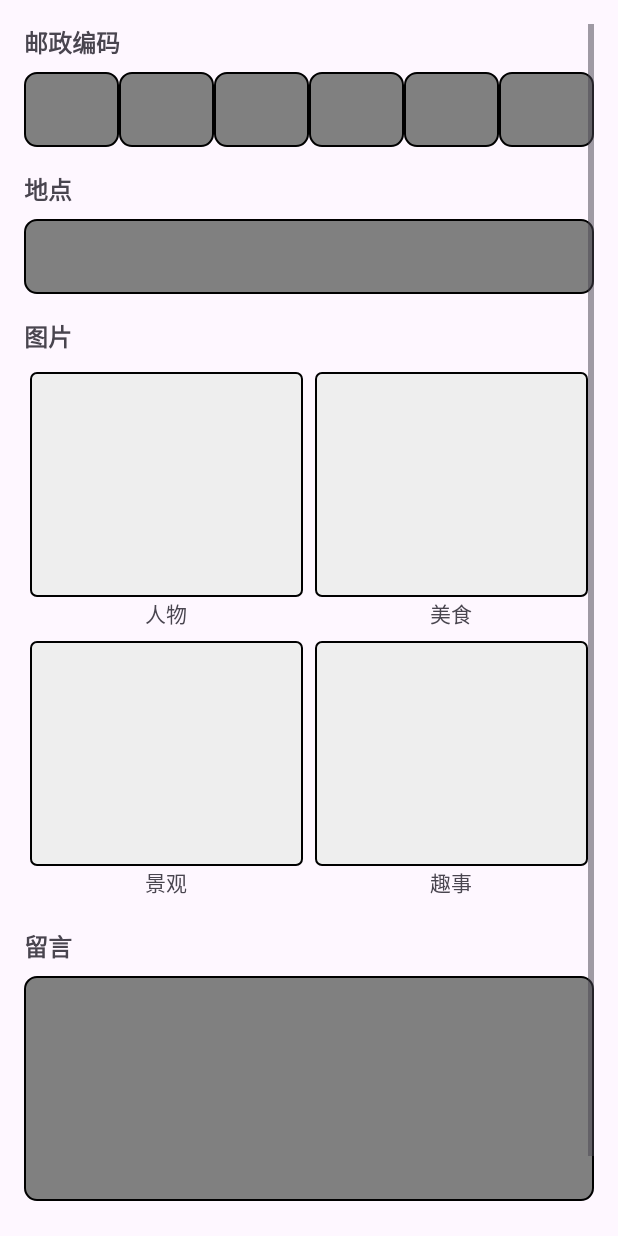
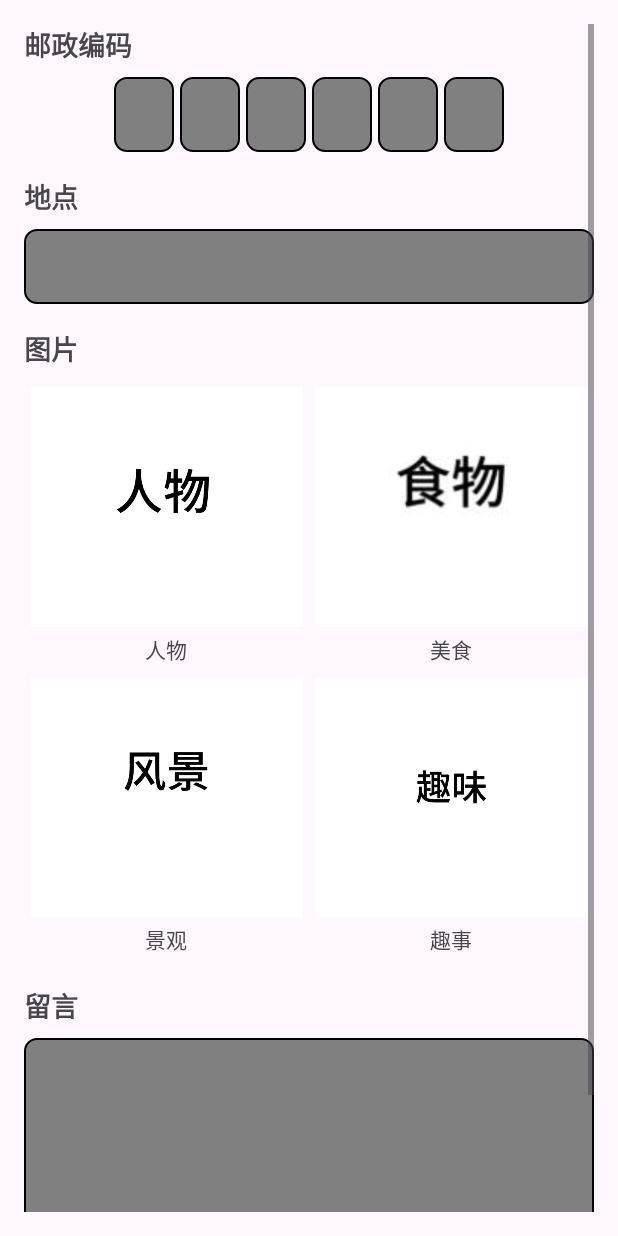
Before and after one commit to Selina-cloud/Lastpostcard, an Android app: the layout activity_postcard_detail.xml on its own in the app's theme, with its tools: preview values and no code run, on a phone screen of 412 x 824 dp. Run offline under Robolectric (Android 15) with nearby library versions, the phone set to English and light mode, and no system bars.

Commit message:
Initial commit

```diff
--- a/app/src/main/java/com/example/lastpostcard/PostcardDetailActivity.java
+++ b/app/src/main/java/com/example/lastpostcard/PostcardDetailActivity.java
@@ -5,6 +5,7 @@ import android.os.Bundle;
 import android.widget.Button;
 import android.widget.ImageView;
 import android.widget.TextView;
+import android.widget.Toast;
 import androidx.appcompat.app.AppCompatActivity;
 
 public class PostcardDetailActivity extends AppCompatActivity {
@@ -31,6 +32,10 @@ public class PostcardDetailActivity extends AppCompatActivity {
         Postcard postcard = getIntent().getParcelableExtra("postcard");
         if (postcard != null) {
             displayPostcardDetails(postcard);
+        } else {
+            // 如果没有获取到明信片数据，显示错误信息并返回
+            Toast.makeText(this, "无法加载明信片数据", Toast.LENGTH_SHORT).show();
+            finish();
         }
 
         // 设置返回按钮点击事件
--- a/app/src/main/java/com/example/lastpostcard/PostcardListActivity.java
+++ b/app/src/main/java/com/example/lastpostcard/PostcardListActivity.java
@@ -36,7 +36,6 @@ public class PostcardListActivity extends AppCompatActivity {
         createNewButton.setOnClickListener(v -> {
             startActivity(new Intent(this, MainActivity.class));
         });
-
     }
 
     @Override
@@ -56,9 +55,14 @@ public class PostcardListActivity extends AppCompatActivity {
                 @Override
                 public void onItemClick(long id) {
                     // Handle item click (view details)
-                    Intent intent = new Intent(PostcardListActivity.this, PostcardDetailActivity.class);
-                    intent.putExtra("postcard_id", id);
-                    startActivity(intent);
+                    Postcard postcard = dbHelper.getPostcardById(id);
+                    if (postcard != null) {
+                        Intent intent = new Intent(PostcardListActivity.this, PostcardDetailActivity.class);
+                        intent.putExtra("postcard", postcard);
+                        startActivity(intent);
+                    } else {
+                        Toast.makeText(PostcardListActivity.this, "无法加载明信片数据", Toast.LENGTH_SHORT).show();
+                    }
                 }
 
                 @Override
--- a/app/src/main/res/layout/activity_postcard_detail.xml
+++ b/app/src/main/res/layout/activity_postcard_detail.xml
@@ -4,6 +4,8 @@
     xmlns:tools="http://schemas.android.com/tools"
     android:layout_width="match_parent"
     android:layout_height="match_parent"
+    android:fillViewport="true"
+    android:scrollbars="vertical"
     android:padding="16dp"
     tools:context=".PostcardDetailActivity">
 
@@ -17,104 +19,106 @@
             android:layout_width="wrap_content"
             android:layout_height="wrap_content"
             android:text="邮政编码"
-            android:textSize="16sp"
-            android:textStyle="bold" />
+            android:textSize="18sp"
+            android:textStyle="bold"
+            android:layout_marginBottom="8dp"/>
 
         <LinearLayout
             android:layout_width="match_parent"
             android:layout_height="wrap_content"
-            android:layout_marginTop="8dp"
-            android:orientation="horizontal">
+            android:orientation="horizontal"
+            android:gravity="center"
+            android:layout_marginBottom="16dp">
 
             <TextView
                 android:id="@+id/detailPostcode1"
-                android:layout_width="0dp"
+                android:layout_width="40dp"
                 android:layout_height="50dp"
-                android:layout_weight="1"
                 android:background="@drawable/edittext_border"
                 android:gravity="center"
-                android:textSize="18sp" />
+                android:textSize="20sp"
+                android:layout_marginEnd="4dp"/>
 
             <TextView
                 android:id="@+id/detailPostcode2"
-                android:layout_width="0dp"
+                android:layout_width="40dp"
                 android:layout_height="50dp"
-                android:layout_weight="1"
                 android:background="@drawable/edittext_border"
                 android:gravity="center"
-                android:textSize="18sp" />
+                android:textSize="20sp"
+                android:layout_marginEnd="4dp"/>
 
             <TextView
                 android:id="@+id/detailPostcode3"
-                android:layout_width="0dp"
+                android:layout_width="40dp"
                 android:layout_height="50dp"
-                android:layout_weight="1"
                 android:background="@drawable/edittext_border"
                 android:gravity="center"
-                android:textSize="18sp" />
+                android:textSize="20sp"
+                android:layout_marginEnd="4dp"/>
 
             <TextView
                 android:id="@+id/detailPostcode4"
-                android:layout_width="0dp"
+                android:layout_width="40dp"
                 android:layout_height="50dp"
-                android:layout_weight="1"
                 android:background="@drawable/edittext_border"
                 android:gravity="center"
-                android:textSize="18sp" />
+                android:textSize="20sp"
+                android:layout_marginEnd="4dp"/>
 
             <TextView
                 android:id="@+id/detailPostcode5"
-                android:layout_width="0dp"
+                android:layout_width="40dp"
                 android:layout_height="50dp"
-                android:layout_weight="1"
                 android:background="@drawable/edittext_border"
                 android:gravity="center"
-                android:textSize="18sp" />
+                android:textSize="20sp"
+                android:layout_marginEnd="4dp"/>
 
             <TextView
                 android:id="@+id/detailPostcode6"
-                android:layout_width="0dp"
+                android:layout_width="40dp"
                 android:layout_height="50dp"
-                android:layout_weight="1"
                 android:background="@drawable/edittext_border"
                 android:gravity="center"
-                android:textSize="18sp" />
+                android:textSize="20sp"/>
         </LinearLayout>
 
         <!-- 地点展示 -->
         <TextView
             android:layout_width="wrap_content"
             android:layout_height="wrap_content"
-            android:layout_marginTop="16dp"
             android:text="地点"
-            android:textSize="16sp"
-            android:textStyle="bold" />
+            android:textSize="18sp"
+            android:textStyle="bold"
+            android:layout_marginBottom="8dp"/>
 
         <TextView
             android:id="@+id/detailLocationTextView"
             android:layout_width="match_parent"
-            android:layout_height="50dp"
-            android:layout_marginTop="8dp"
+            android:layout_height="wrap_content"
+            android:minHeight="50dp"
             android:background="@drawable/edittext_border"
             android:gravity="center_vertical"
-            android:padding="8dp"
-            android:textSize="16sp" />
+            android:padding="12dp"
+            android:textSize="16sp"
+            android:layout_marginBottom="16dp"/>
 
         <!-- 图片展示部分 -->
         <TextView
             android:layout_width="wrap_content"
             android:layout_height="wrap_content"
-            android:layout_marginTop="16dp"
             android:text="图片"
-            android:textSize="16sp"
-            android:textStyle="bold" />
+            android:textSize="18sp"
+            android:textStyle="bold"
+            android:layout_marginBottom="8dp"/>
 
         <GridLayout
             android:layout_width="match_parent"
             android:layout_height="wrap_content"
-            android:layout_marginTop="8dp"
             android:columnCount="2"
-            android:rowCount="2">
+            android:rowCount="2"
+            android:layout_marginBottom="16dp">
 
             <!-- 人物 -->
             <LinearLayout
@@ -128,16 +132,19 @@
                 <ImageView
                     android:id="@+id/detailPersonImage"
                     android:layout_width="match_parent"
-                    android:layout_height="150dp"
+                    android:layout_height="160dp"
                     android:background="@drawable/image_border"
-                    android:scaleType="centerCrop" />
+                    android:scaleType="centerCrop"
+                    android:contentDescription="人物照片"
+                    android:src="@drawable/default_person"/>
 
                 <TextView
                     android:layout_width="match_parent"
                     android:layout_height="wrap_content"
                     android:gravity="center"
                     android:text="人物"
-                    android:textSize="14sp" />
+                    android:textSize="14sp"
+                    android:layout_marginTop="4dp"/>
             </LinearLayout>
 
             <!-- 美食 -->
@@ -152,17 +159,19 @@
                 <ImageView
                     android:id="@+id/detailFoodImage"
                     android:layout_width="match_parent"
-                    android:layout_height="150dp"
+                    android:layout_height="160dp"
                     android:background="@drawable/image_border"
-                    android:contentDescription="TODO"
-                    android:scaleType="centerCrop" />
+                    android:scaleType="centerCrop"
+                    android:contentDescription="美食照片"
+                    android:src="@drawable/default_food"/>
 
                 <TextView
                     android:layout_width="match_parent"
                     android:layout_height="wrap_content"
                     android:gravity="center"
                     android:text="美食"
-                    android:textSize="14sp" />
+                    android:textSize="14sp"
+                    android:layout_marginTop="4dp"/>
             </LinearLayout>
 
             <!-- 景观 -->
@@ -177,16 +186,19 @@
                 <ImageView
                     android:id="@+id/detailSceneryImage"
                     android:layout_width="match_parent"
-                    android:layout_height="150dp"
+                    android:layout_height="160dp"
                     android:background="@drawable/image_border"
-                    android:contentDescription="TODO" android:scaleType="centerCrop" />
+                    android:scaleType="centerCrop"
+                    android:contentDescription="景观照片"
+                    android:src="@drawable/default_scenery"/>
 
                 <TextView
                     android:layout_width="match_parent"
                     android:layout_height="wrap_content"
                     android:gravity="center"
                     android:text="景观"
-                    android:textSize="14sp" />
+                    android:textSize="14sp"
+                    android:layout_marginTop="4dp"/>
             </LinearLayout>
 
             <!-- 趣事 -->
@@ -201,16 +213,19 @@
                 <ImageView
                     android:id="@+id/detailFunnyImage"
                     android:layout_width="match_parent"
-                    android:layout_height="150dp"
+                    android:layout_height="160dp"
                     android:background="@drawable/image_border"
-                    android:contentDescription="TODO" android:scaleType="centerCrop" />
+                    android:scaleType="centerCrop"
+                    android:contentDescription="趣事照片"
+                    android:src="@drawable/default_funny"/>
 
                 <TextView
                     android:layout_width="match_parent"
                     android:layout_height="wrap_content"
                     android:gravity="center"
                     android:text="趣事"
-                    android:textSize="14sp" />
+                    android:textSize="14sp"
+                    android:layout_marginTop="4dp"/>
             </LinearLayout>
         </GridLayout>
 
@@ -218,27 +233,29 @@
         <TextView
             android:layout_width="wrap_content"
             android:layout_height="wrap_content"
-            android:layout_marginTop="16dp"
             android:text="留言"
-            android:textSize="16sp"
-            android:textStyle="bold" />
+            android:textSize="18sp"
+            android:textStyle="bold"
+            android:layout_marginBottom="8dp"/>
 
         <TextView
             android:id="@+id/detailMessageTextView"
             android:layout_width="match_parent"
             android:layout_height="wrap_content"
-            android:layout_marginTop="8dp"
+            android:minHeight="150dp"
             android:background="@drawable/edittext_border"
-            android:minHeight="150dp"
-            android:padding="8dp"
-            android:textSize="16sp" />
+            android:padding="12dp"
+            android:textSize="16sp"
+            android:layout_marginBottom="16dp"/>
 
         <!-- 底部按钮 -->
         <Button
             android:id="@+id/backButton"
             android:layout_width="match_parent"
-            android:layout_height="wrap_content"
-            android:layout_marginTop="16dp"
-            android:text="返回列表" />
+            android:layout_height="48dp"
+            android:text="返回列表"
+            android:textSize="16sp"
+            android:layout_marginTop="8dp"
+            style="@style/Widget.AppCompat.Button.Colored"/>
     </LinearLayout>
 </ScrollView>
```
